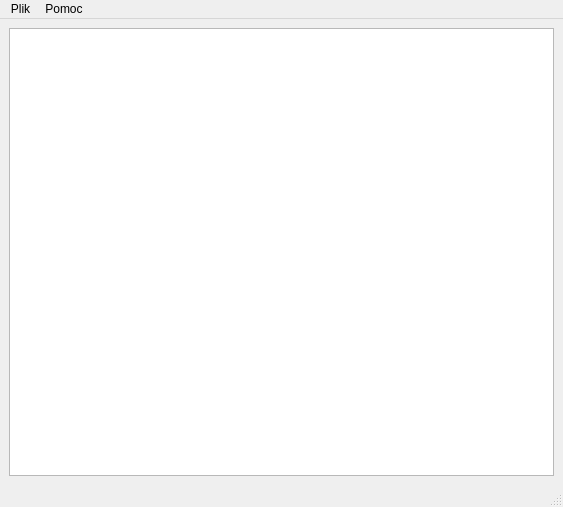
The window that 10/7/texteditor.ui (jurikimurik/QT__introduction_exercises) describes before a commit, drawn with Qt 5.
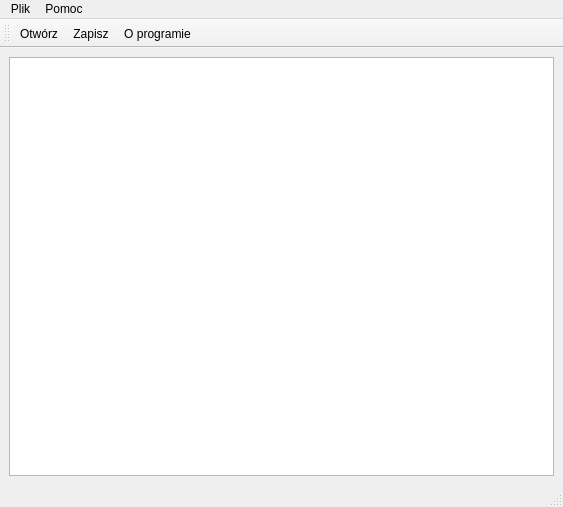
The same window after the commit.

Commit message: 10.7.1: App is ready.

```diff
--- a/10/7/texteditor.ui
+++ b/10/7/texteditor.ui
@@ -48,6 +48,20 @@
    <addaction name="menuPomoc"/>
   </widget>
   <widget class="QStatusBar" name="statusbar"/>
+  <widget class="QToolBar" name="toolBar">
+   <property name="windowTitle">
+    <string>toolBar</string>
+   </property>
+   <attribute name="toolBarArea">
+    <enum>TopToolBarArea</enum>
+   </attribute>
+   <attribute name="toolBarBreak">
+    <bool>false</bool>
+   </attribute>
+   <addaction name="actionOtw_rz"/>
+   <addaction name="actionZapisz"/>
+   <addaction name="actionO_programie"/>
+  </widget>
   <action name="actionO_programie">
    <property name="text">
     <string>O programie</string>
```
The commit also changes 2 other files.
